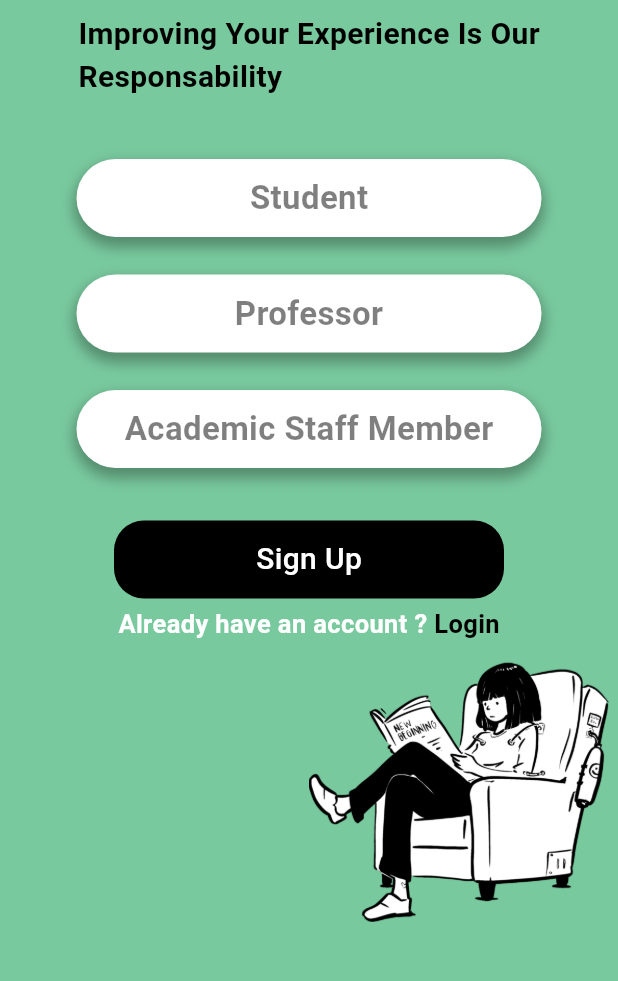
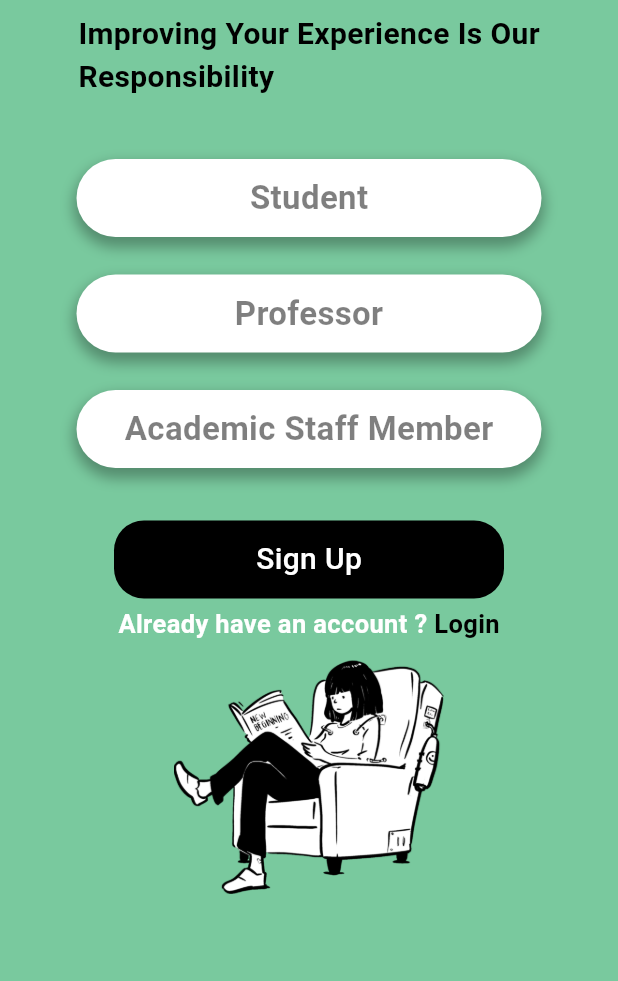
Before and after one commit to Louay-Barraq/SmartDaigaku, a Flutter app: the screen it shows after launch, on a phone screen of 412 x 824 dp, the part 183-1164 px from its top. Run offline on Flutter 3.47's test engine with Material 3 defaults, Android fonts, the phone set to English and light mode, and no system bars.

Commit message:
Added a picture

```diff
--- a/lib/pages/initial_page.dart
+++ b/lib/pages/initial_page.dart
@@ -16,6 +16,7 @@ class _InitialPageState extends State<InitialPage> {
     return Scaffold(
       backgroundColor: Color.fromRGBO(121, 201, 158, 1.0),
       body: SafeArea(
+        child: SingleChildScrollView(
           child: Padding(
             padding: const EdgeInsets.only(top: 8.0),
             child: Column(
@@ -34,14 +35,14 @@ class _InitialPageState extends State<InitialPage> {
                     ),
                     SizedBox(height: 8),
                     Text(
-                    "Improving Your Experience Is Our\nResponsability",
+                      "Improving Your Experience Is Our\nResponsibility",
                       style: TextStyle(
                         color: Colors.black,
                         fontWeight: FontWeight.w700,
                         fontSize: 20,
                       ),
                     ),
-                  SizedBox(height: 40)
+                    SizedBox(height: 40),
                   ],
                 ),
                 Center(
@@ -96,11 +97,10 @@ class _InitialPageState extends State<InitialPage> {
                         ),
                       ),
                       Container(
-                      padding: const EdgeInsets.only(left: 200),
                         child: Image.asset(
                           "assets/images/new_beginnings.png",
-                        width: 200,
-                        height: 200,
+                          width: 180,
+                          height: 180,
                         ),
                       ),
                     ],
@@ -110,6 +110,7 @@ class _InitialPageState extends State<InitialPage> {
             ),
           ),
         ),
+      ),
     );
   }
 }
```
Lines whose indentation alone changed are shown as unchanged.
